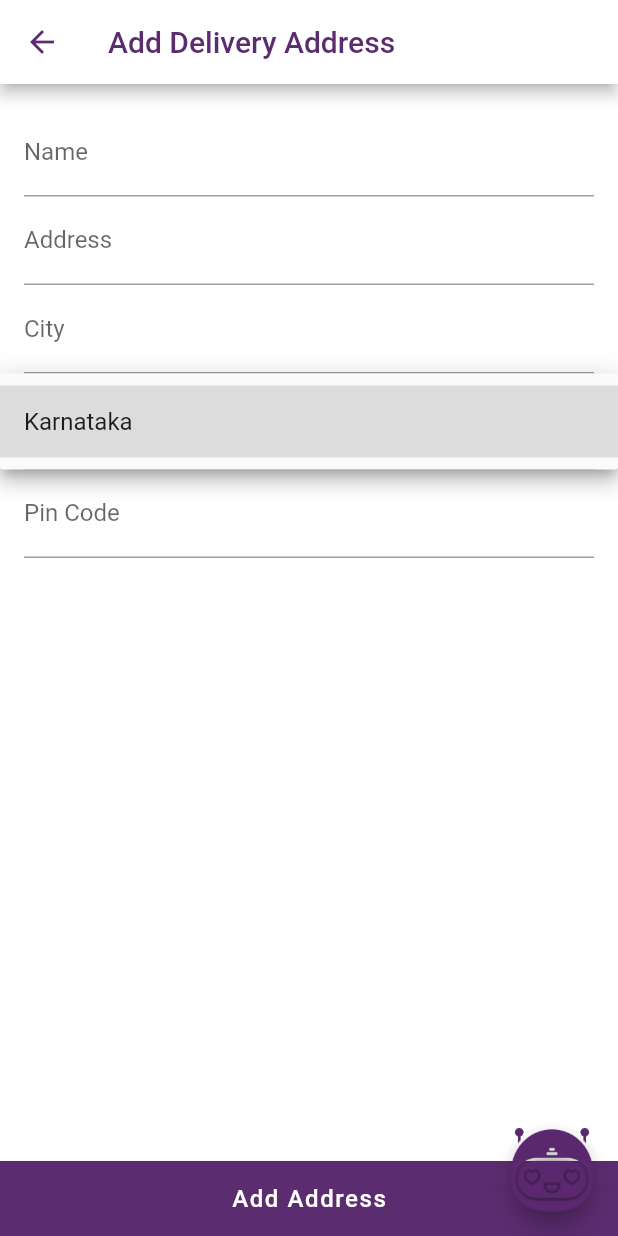
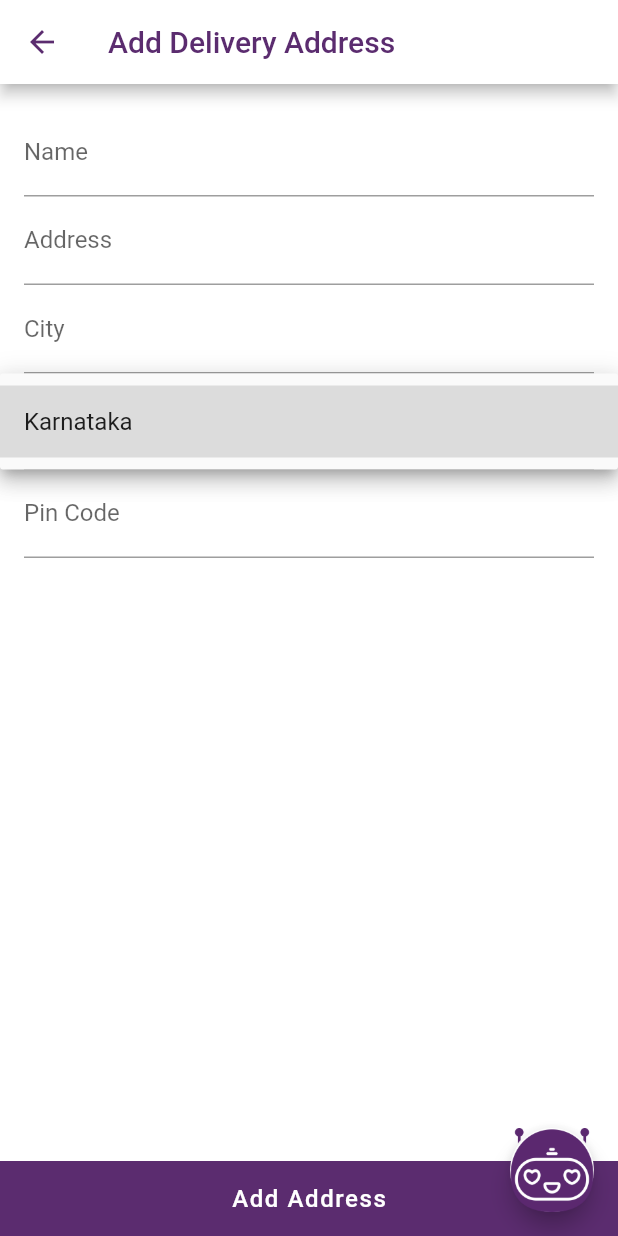
Before and after one commit to XtoInfinity/konnex-flutter, a Flutter app: the AddAddressScreen screen opened directly, after a tap on "Karnataka", on a phone screen of 412 x 824 dp. Run offline on Flutter 3.47's test engine with Material 2 defaults, Android fonts, the phone set to English and light mode, and no system bars; our stand-ins replace badges, bubble, carousel_pro, cloud_firestore, firebase_auth, firebase_core and 11 more; missing offline and left inert: fab_circular_menu, render_metrics; accounts and stored records are empty; generated files the repository leaves out were written again; network calls fail.

```diff
--- a/lib/konnex/konnex.dart
+++ b/lib/konnex/konnex.dart
@@ -15,7 +15,7 @@ class KonnexWidget extends StatefulWidget {
   final Color color;
 
   const KonnexWidget(
-      {Key key, @required this.currentRoute, this.color = Colors.transparent})
+      {Key key, @required this.currentRoute, this.color = Colors.white})
       : super(key: key);
 
   @override
--- a/lib/konnex/konnex_handler.dart
+++ b/lib/konnex/konnex_handler.dart
@@ -67,7 +67,7 @@ class KonnexHandler {
           data.xCenter,
           data.yCenter - topPadding,
           Duration(milliseconds: instruction.waitInMils),
-          // color: Colors.red,
+          description: instruction.description,
           size: 30,
         ));
       } else if (instruction is InstructionByCoordinate) {
@@ -75,14 +75,15 @@ class KonnexHandler {
           instruction.x,
           instruction.y - topPadding,
           Duration(milliseconds: instruction.waitInMils),
-          // color: Colors.red,
+          description: instruction.description,
           size: 30,
         ));
       } else {
         throw UnimplementedError();
       }
     }
-    this._currInstructionSet.removeAt(0);
+    if (this._currInstructionSet.isNotEmpty)
+      this._currInstructionSet.removeAt(0);
   }
 
   /// Checks if the routing is skippable in such a manner
```
Also changed, not shown: lib/konnex/tool_tip_overlay.dart (+33 -2 lines).
